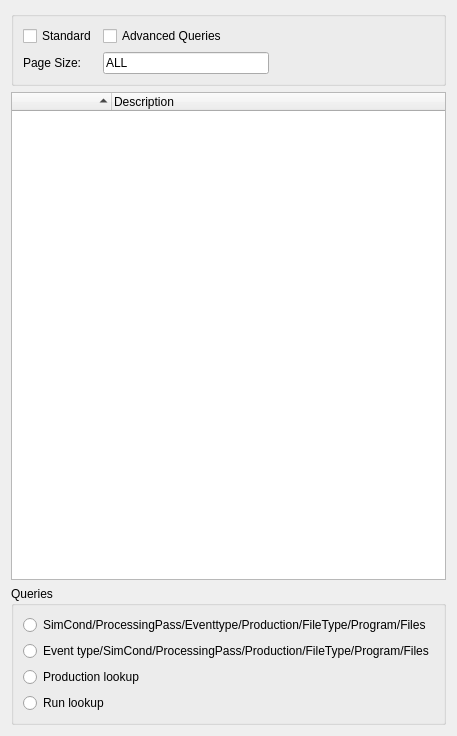
The window that LHCbDIRAC/BookkeepingSystem/Gui/Widget/TreeWidget.ui (antolu/LHCbDIRAC) describes before a commit, drawn with Qt 5.
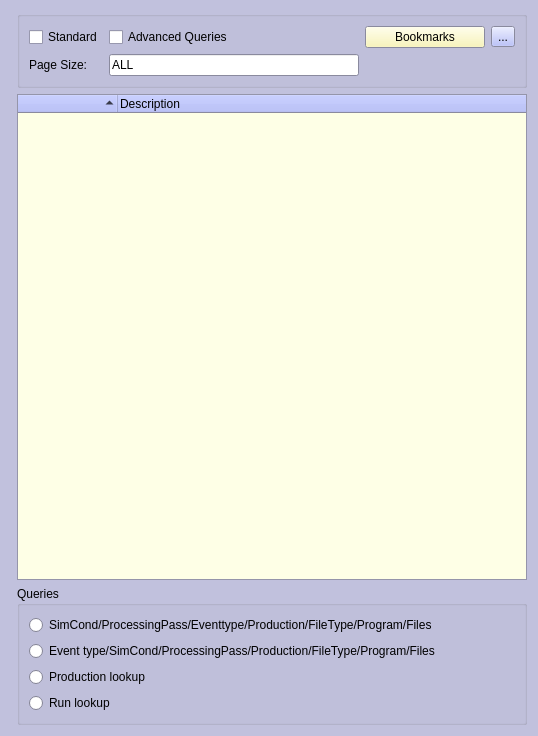
The same window after the commit.

What changed in the file:
```diff
--- a/LHCbDIRAC/BookkeepingSystem/Gui/Widget/TreeWidget.ui
+++ b/LHCbDIRAC/BookkeepingSystem/Gui/Widget/TreeWidget.ui
@@ -1,21 +1,172 @@
 <ui version="4.0" >
  <class>TreeWidget</class>
- <widget class="QWidget" name="TreeWidget" >
-  <property name="geometry" >
+ <widget class="QWidget" name="TreeWidget">
+  <property name="geometry">
    <rect>
     <x>0</x>
     <y>0</y>
-    <width>456</width>
+    <width>538</width>
     <height>736</height>
    </rect>
   </property>
-  <property name="windowTitle" >
+  <property name="palette">
+   <palette>
+    <active>
+     <colorrole role="Button">
+      <brush brushstyle="SolidPattern">
+       <color alpha="255">
+        <red>170</red>
+        <green>178</green>
+        <blue>249</blue>
+       </color>
+      </brush>
+     </colorrole>
+     <colorrole role="Base">
+      <brush brushstyle="SolidPattern">
+       <color alpha="255">
+        <red>255</red>
+        <green>255</green>
+        <blue>255</blue>
+       </color>
+      </brush>
+     </colorrole>
+     <colorrole role="Window">
+      <brush brushstyle="SolidPattern">
+       <color alpha="255">
+        <red>193</red>
+        <green>193</green>
+        <blue>221</blue>
+       </color>
+      </brush>
+     </colorrole>
+     <colorrole role="AlternateBase">
+      <brush brushstyle="SolidPattern">
+       <color alpha="255">
+        <red>255</red>
+        <green>255</green>
+        <blue>127</blue>
+       </color>
+      </brush>
+     </colorrole>
+     <colorrole role="ToolTipBase">
+      <brush brushstyle="SolidPattern">
+       <color alpha="255">
+        <red>255</red>
+        <green>255</green>
+        <blue>255</blue>
+       </color>
+      </brush>
+     </colorrole>
+    </active>
+    <inactive>
+     <colorrole role="Button">
+      <brush brushstyle="SolidPattern">
+       <color alpha="255">
+        <red>170</red>
+        <green>178</green>
+        <blue>249</blue>
+       </color>
+      </brush>
+     </colorrole>
+     <colorrole role="Base">
+      <brush brushstyle="SolidPattern">
+       <color alpha="255">
+        <red>255</red>
+        <green>255</green>
+        <blue>255</blue>
+       </color>
+      </brush>
+     </colorrole>
+     <colorrole role="Window">
+      <brush brushstyle="SolidPattern">
+       <color alpha="255">
+        <red>193</red>
+        <green>193</green>
+        <blue>221</blue>
+       </color>
+      </brush>
+     </colorrole>
+     <colorrole role="AlternateBase">
+      <brush brushstyle="SolidPattern">
+       <color alpha="255">
+        <red>255</red>
+        <green>255</green>
+        <blue>127</blue>
+       </color>
+      </brush>
+     </colorrole>
+     <colorrole role="ToolTipBase">
+      <brush brushstyle="SolidPattern">
+       <color alpha="255">
+        <red>255</red>
+        <green>255</green>
+        <blue>255</blue>
+       </color>
+      </brush>
+     </colorrole>
+    </inactive>
+    <disabled>
+     <colorrole role="Button">
+      <brush brushstyle="SolidPattern">
+       <color alpha="255">
+        <red>170</red>
+        <green>178</green>
+        <blue>249</blue>
+       </color>
+      </brush>
+     </colorrole>
+     <colorrole role="Base">
+      <brush brushstyle="SolidPattern">
+       <color alpha="255">
+        <red>193</red>
+        <green>193</green>
+        <blue>221</blue>
+       </color>
+      </brush>
+     </colorrole>
+     <colorrole role="Window">
+      <brush brushstyle="SolidPattern">
+       <color alpha="255">
+        <red>193</red>
+        <green>193</green>
+        <blue>221</blue>
+       </color>
+      </brush>
+     </colorrole>
+     <colorrole role="AlternateBase">
+      <brush brushstyle="SolidPattern">
+       <color alpha="255">
+        <red>255</red>
+        <green>255</green>
+        <blue>127</blue>
+       </color>
+      </brush>
+     </colorrole>
+     <colorrole role="ToolTipBase">
+      <brush brushstyle="SolidPattern">
+       <color alpha="255">
+        <red>255</red>
+        <green>255</green>
+        <blue>255</blue>
+       </color>
+      </brush>
+     </colorrole>
+    </disabled>
+   </palette>
+  </property>
+  <property name="windowTitle">
    <string>Form</string>
   </property>
-  <layout class="QGridLayout" name="gridLayout_2" >
-   <item row="0" column="0" >
-    <widget class="QGroupBox" name="groupBox" >
-     <property name="title" >
+  <property name="autoFillBackground">
+   <bool>true</bool>
+  </property>
+  <layout class="QGridLayout" name="gridLayout_2">
+   <item row="0" column="0" rowspan="3">
+    <widget class="QWidget" name="Bookmarks" native="true"/>
+   </item>
+   <item row="0" column="1">
+    <widget class="QGroupBox" name="groupBox">
+     <property name="title">
       <string/>
      </property>
      <layout class="QGridLayout" name="gridLayout" >
@@ -33,23 +184,23 @@
         </property>
        </widget>
       </item>
-      <item row="2" column="1" >
-       <widget class="QLineEdit" name="pageSize" >
-        <property name="text" >
+      <item row="4" column="1" colspan="2">
+       <widget class="QLineEdit" name="pageSize">
+        <property name="text">
          <string>ALL</string>
         </property>
        </widget>
       </item>
-      <item row="2" column="0" >
-       <widget class="QLabel" name="label" >
-        <property name="text" >
+      <item row="4" column="0">
+       <widget class="QLabel" name="label">
+        <property name="text">
          <string>Page Size:</string>
         </property>
        </widget>
       </item>
-      <item row="2" column="2" >
-       <spacer name="horizontalSpacer" >
-        <property name="orientation" >
+      <item row="4" column="3">
+       <spacer name="horizontalSpacer">
+        <property name="orientation">
          <enum>Qt::Horizontal</enum>
         </property>
         <property name="sizeHint" stdset="0" >
@@ -60,15 +211,119 @@
         </property>
        </spacer>
       </item>
+      <item row="0" column="3">
+       <widget class="QPushButton" name="bookmarksButton">
+        <property name="palette">
+         <palette>
+          <active>
+           <colorrole role="Button">
+            <brush brushstyle="SolidPattern">
+             <color alpha="255">
+              <red>249</red>
+              <green>244</green>
+              <blue>171</blue>
+             </color>
+            </brush>
+           </colorrole>
+          </active>
+          <inactive>
+           <colorrole role="Button">
+            <brush brushstyle="SolidPattern">
+             <color alpha="255">
+              <red>249</red>
+              <green>244</green>
+              <blue>171</blue>
+             </color>
+            </brush>
+           </colorrole>
+          </inactive>
+          <disabled>
+           <colorrole role="Button">
+            <brush brushstyle="SolidPattern">
+             <color alpha="255">
+              <red>249</red>
+              <green>244</green>
+              <blue>171</blue>
+             </color>
+            </brush>
+           </colorrole>
+          </disabled>
+         </palette>
+        </property>
+        <property name="autoFillBackground">
+         <bool>false</bool>
+        </property>
+        <property name="text">
+         <string>Bookmarks</string>
+        </property>
+       </widget>
+      </item>
+      <item row="0" column="2">
+       <spacer name="horizontalSpacer_2">
+        <property name="orientation">
+         <enum>Qt::Horizontal</enum>
+        </property>
+        <property name="sizeHint" stdset="0">
+         <size>
+          <width>40</width>
+          <height>20</height>
+         </size>
+        </property>
+       </spacer>
+      </item>
+      <item row="0" column="4">
+       <widget class="QToolButton" name="closeButton">
+        <property name="text">
+         <string>...</string>
+        </property>
+       </widget>
+      </item>
      </layout>
     </widget>
    </item>
-   <item row="1" column="0" >
-    <widget class="QTreeWidget" name="tree" >
-     <property name="enabled" >
+   <item row="1" column="1">
+    <widget class="QTreeWidget" name="tree">
+     <property name="enabled">
       <bool>true</bool>
      </property>
-     <property name="cursor" stdset="0" >
+     <property name="palette">
+      <palette>
+       <active>
+        <colorrole role="Base">
+         <brush brushstyle="SolidPattern">
+          <color alpha="255">
+           <red>254</red>
+           <green>255</green>
+           <blue>230</blue>
+          </color>
+         </brush>
+        </colorrole>
+       </active>
+       <inactive>
+        <colorrole role="Base">
+         <brush brushstyle="SolidPattern">
+          <color alpha="255">
+           <red>254</red>
+           <green>255</green>
+           <blue>230</blue>
+          </color>
+         </brush>
+        </colorrole>
+       </inactive>
+       <disabled>
+        <colorrole role="Base">
+         <brush brushstyle="SolidPattern">
+          <color alpha="255">
+           <red>229</red>
+           <green>225</green>
+           <blue>197</blue>
+          </color>
+         </brush>
+        </colorrole>
+       </disabled>
+      </palette>
+     </property>
+     <property name="cursor" stdset="0">
       <cursorShape>ArrowCursor</cursorShape>
      </property>
      <property name="styleSheet" >
@@ -107,9 +362,9 @@
      </column>
     </widget>
    </item>
-   <item row="2" column="0" >
-    <widget class="QGroupBox" name="selection" >
-     <property name="title" >
+   <item row="2" column="1">
+    <widget class="QGroupBox" name="selection">
+     <property name="title">
       <string>Queries</string>
      </property>
      <layout class="QGridLayout" >
```
Left out of the diff: 71 changed lines with no effect on the pictures.
